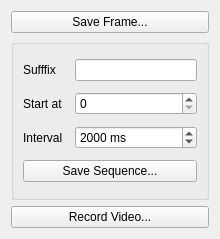
The window that videowriterwidget.ui (erikmwerner/QUVCView) describes before a commit, drawn with Qt 5.
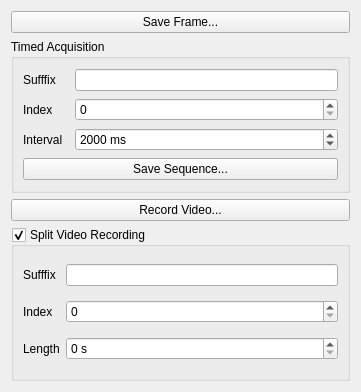
The same window after the commit.

Commit message: * bump version to 0.3 * add video splitting * find latest version of opencv, libusb libraries

Diff of the .ui file:
```diff
--- a/videowriterwidget.ui
+++ b/videowriterwidget.ui
@@ -6,25 +6,18 @@
    <rect>
     <x>0</x>
     <y>0</y>
-    <width>220</width>
-    <height>239</height>
+    <width>361</width>
+    <height>392</height>
    </rect>
   </property>
   <property name="windowTitle">
    <string>Form</string>
   </property>
   <layout class="QGridLayout" name="gridLayout_2">
-   <item row="0" column="0">
-    <widget class="QPushButton" name="pushButtonSaveFrame">
-     <property name="text">
-      <string>Save Frame...</string>
-     </property>
-    </widget>
-   </item>
    <item row="1" column="0">
     <widget class="QGroupBox" name="groupBox">
      <property name="title">
-      <string/>
+      <string>Timed Acquisition</string>
      </property>
      <layout class="QGridLayout" name="gridLayout">
       <item row="2" column="0">
@@ -51,7 +44,7 @@
       <item row="1" column="0" colspan="2">
        <widget class="QLabel" name="labelSequenceStart">
         <property name="text">
-         <string>Start at</string>
+         <string>Index</string>
         </property>
        </widget>
       </item>
@@ -91,6 +84,63 @@
      </property>
     </widget>
    </item>
+   <item row="0" column="0">
+    <widget class="QPushButton" name="pushButtonSaveFrame">
+     <property name="text">
+      <string>Save Frame...</string>
+     </property>
+    </widget>
+   </item>
+   <item row="4" column="0">
+    <widget class="QGroupBox" name="groupBox_2">
+     <property name="title">
+      <string>Split Video Recording</string>
+     </property>
+     <property name="checkable">
+      <bool>true</bool>
+     </property>
+     <layout class="QGridLayout" name="gridLayout_3">
+      <item row="0" column="1">
+       <widget class="QLineEdit" name="lineEditSuffix_2"/>
+      </item>
+      <item row="1" column="0">
+       <widget class="QLabel" name="labelSequenceStart_2">
+        <property name="text">
+         <string>Index</string>
+        </property>
+       </widget>
+      </item>
+      <item row="0" column="0">
+       <widget class="QLabel" name="labelSequenceSuffix_2">
+        <property name="text">
+         <string>Sufffix</string>
+        </property>
+       </widget>
+      </item>
+      <item row="1" column="1">
+       <widget class="QSpinBox" name="spinBoxSequenceStart_2">
+        <property name="maximum">
+         <number>999999999</number>
+        </property>
+       </widget>
+      </item>
+      <item row="2" column="0">
+       <widget class="QLabel" name="label">
+        <property name="text">
+         <string>Length</string>
+        </property>
+       </widget>
+      </item>
+      <item row="2" column="1">
+       <widget class="QSpinBox" name="spinBox">
+        <property name="suffix">
+         <string> s</string>
+        </property>
+       </widget>
+      </item>
+     </layout>
+    </widget>
+   </item>
   </layout>
  </widget>
  <resources/>
```
The commit also changes 4 other files.
